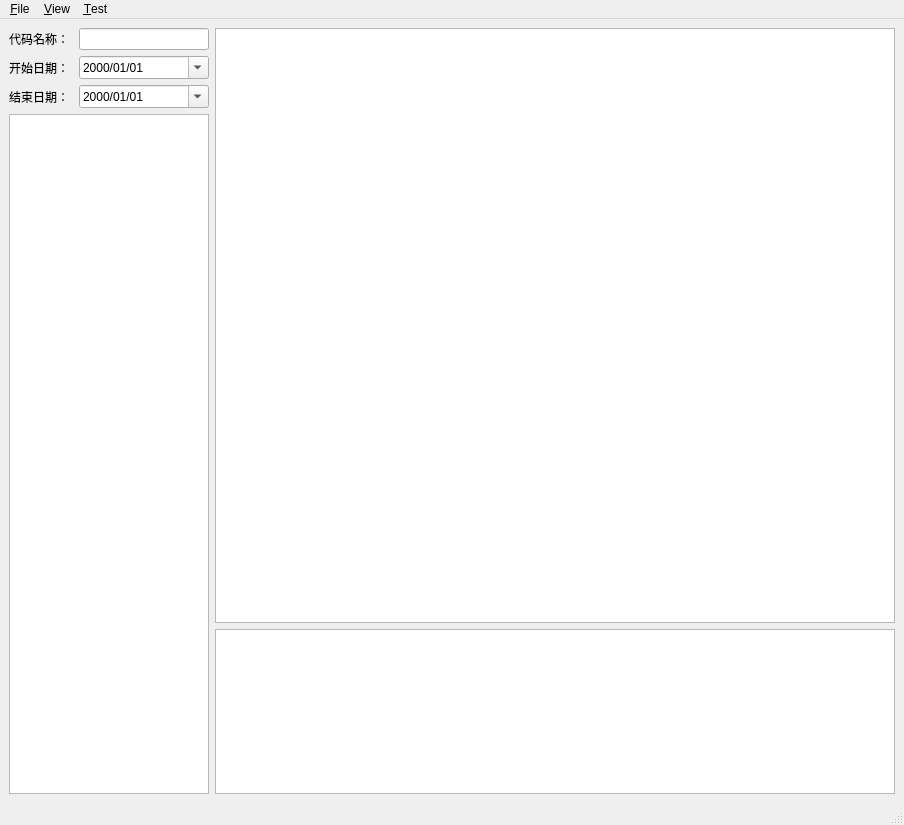
Qt form pyqt/mainwindow.ui (vencol/pymysql) before a commit.
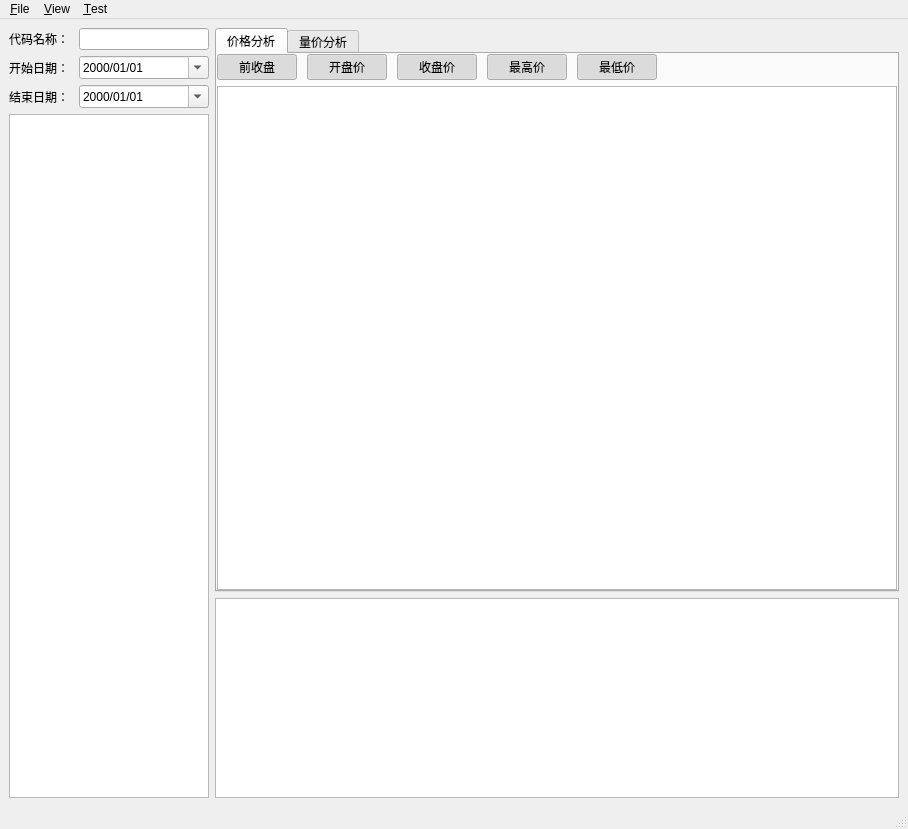
The same form after that commit.

Commit message: base view

```diff
--- a/pyqt/mainwindow.ui
+++ b/pyqt/mainwindow.ui
@@ -6,8 +6,8 @@
    <rect>
     <x>0</x>
     <y>0</y>
-    <width>880</width>
-    <height>809</height>
+    <width>908</width>
+    <height>829</height>
    </rect>
   </property>
   <property name="windowTitle">
@@ -238,13 +238,188 @@
     <item>
      <layout class="QVBoxLayout" name="verticalLayout_2">
       <item>
-       <widget class="QTableView" name="tableViewMain">
-        <property name="minimumSize">
-         <size>
-          <width>680</width>
-          <height>595</height>
-         </size>
+       <widget class="QTabWidget" name="tabWidget">
+        <property name="currentIndex">
+         <number>0</number>
         </property>
+        <widget class="QWidget" name="tabStockData">
+         <property name="sizeIncrement">
+          <size>
+           <width>0</width>
+           <height>0</height>
+          </size>
+         </property>
+         <attribute name="title">
+          <string>价格分析</string>
+         </attribute>
+         <layout class="QVBoxLayout" name="verticalLayout_3">
+          <property name="leftMargin">
+           <number>0</number>
+          </property>
+          <property name="topMargin">
+           <number>0</number>
+          </property>
+          <property name="rightMargin">
+           <number>0</number>
+          </property>
+          <property name="bottomMargin">
+           <number>0</number>
+          </property>
+          <item>
+           <layout class="QHBoxLayout" name="horizontalLayout_5">
+            <property name="spacing">
+             <number>10</number>
+            </property>
+            <item>
+             <widget class="QPushButton" name="pushButtonEralyClose">
+              <property name="sizePolicy">
+               <sizepolicy hsizetype="Fixed" vsizetype="Fixed">
+                <horstretch>0</horstretch>
+                <verstretch>0</verstretch>
+               </sizepolicy>
+              </property>
+              <property name="minimumSize">
+               <size>
+                <width>80</width>
+                <height>23</height>
+               </size>
+              </property>
+              <property name="text">
+               <string>前收盘</string>
+              </property>
+              <property name="checkable">
+               <bool>true</bool>
+              </property>
+              <property name="checked">
+               <bool>true</bool>
+              </property>
+             </widget>
+            </item>
+            <item>
+             <widget class="QPushButton" name="pushButtonOpen">
+              <property name="sizePolicy">
+               <sizepolicy hsizetype="Fixed" vsizetype="Fixed">
+                <horstretch>0</horstretch>
+                <verstretch>0</verstretch>
+               </sizepolicy>
+              </property>
+              <property name="minimumSize">
+               <size>
+                <width>80</width>
+                <height>23</height>
+               </size>
+              </property>
+              <property name="text">
+               <string>开盘价</string>
+              </property>
+              <property name="checkable">
+               <bool>true</bool>
+              </property>
+              <property name="checked">
+               <bool>true</bool>
+              </property>
+             </widget>
+            </item>
+            <item>
+             <widget class="QPushButton" name="pushButtonClose">
+              <property name="sizePolicy">
+               <sizepolicy hsizetype="Fixed" vsizetype="Fixed">
+                <horstretch>0</horstretch>
+                <verstretch>0</verstretch>
+               </sizepolicy>
+              </property>
+              <property name="minimumSize">
+               <size>
+                <width>80</width>
+                <height>23</height>
+               </size>
+              </property>
+              <property name="text">
+               <string>收盘价</string>
+              </property>
+              <property name="checkable">
+               <bool>true</bool>
+              </property>
+              <property name="checked">
+               <bool>true</bool>
+              </property>
+             </widget>
+            </item>
+            <item>
+             <widget class="QPushButton" name="pushButtonHigh">
+              <property name="sizePolicy">
+               <sizepolicy hsizetype="Fixed" vsizetype="Fixed">
+                <horstretch>0</horstretch>
+                <verstretch>0</verstretch>
+               </sizepolicy>
+              </property>
+              <property name="minimumSize">
+               <size>
+                <width>80</width>
+                <height>23</height>
+               </size>
+              </property>
+              <property name="text">
+               <string>最高价</string>
+              </property>
+              <property name="checkable">
+               <bool>true</bool>
+              </property>
+              <property name="checked">
+               <bool>true</bool>
+              </property>
+             </widget>
+            </item>
+            <item>
+             <widget class="QPushButton" name="pushButtonLow">
+              <property name="sizePolicy">
+               <sizepolicy hsizetype="Fixed" vsizetype="Fixed">
+                <horstretch>0</horstretch>
+                <verstretch>0</verstretch>
+               </sizepolicy>
+              </property>
+              <property name="minimumSize">
+               <size>
+                <width>80</width>
+                <height>23</height>
+               </size>
+              </property>
+              <property name="text">
+               <string>最低价</string>
+              </property>
+              <property name="checkable">
+               <bool>true</bool>
+              </property>
+              <property name="checked">
+               <bool>true</bool>
+              </property>
+             </widget>
+            </item>
+            <item>
+             <spacer name="horizontalSpacer">
+              <property name="orientation">
+               <enum>Qt::Horizontal</enum>
+              </property>
+              <property name="sizeHint" stdset="0">
+               <size>
+                <width>80</width>
+                <height>20</height>
+               </size>
+              </property>
+             </spacer>
+            </item>
+           </layout>
+          </item>
+          <item>
+           <widget class="QGraphicsView" name="graphicsViewPrise"/>
+          </item>
+         </layout>
+        </widget>
+        <widget class="QWidget" name="tabStockVol">
+         <attribute name="title">
+          <string>量价分析</string>
+         </attribute>
+        </widget>
        </widget>
       </item>
       <item>
@@ -272,7 +447,7 @@
     <rect>
      <x>0</x>
      <y>0</y>
-     <width>880</width>
+     <width>908</width>
      <height>23</height>
     </rect>
    </property>
```
The commit also changes 4 other files.
